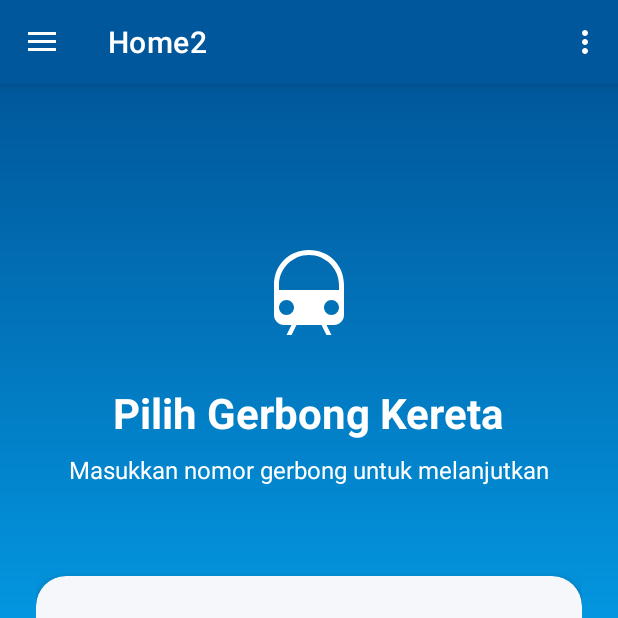
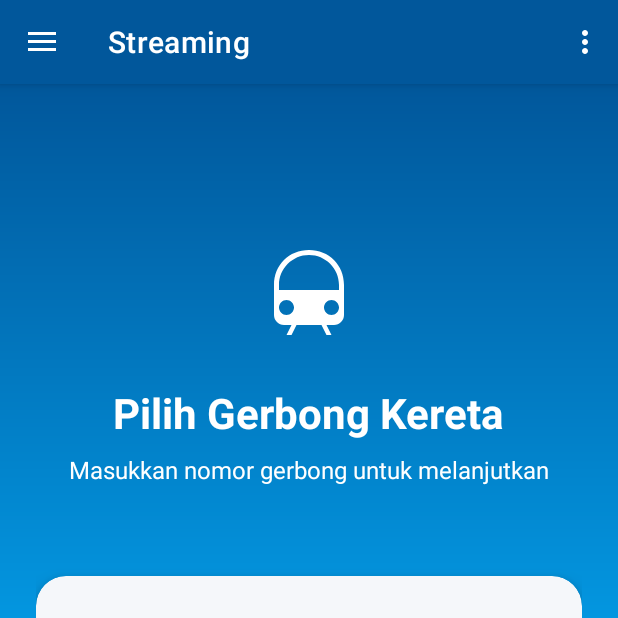
Before and after one commit to anantaputra08/kai-content-frontend-android, an Android app built with Jetpack Compose: the MainActivity screen opened directly, with no data from a screen before it, on a phone screen of 412 x 824 dp, the top half of it. Run offline under Robolectric (Android 15) with nearby library versions, the phone set to English and light mode, and no system bars; our stand-ins replace CircleImageView, navigation-ui; pictures from the network do not load.

Commit message:
Update stream handling and navigation
This commit includes the following changes:

-   Updates the label for `nav_home2` to "Streaming" in `mobile_navigation.xml`.
-   Adds `nav_home` to the `AppBarConfiguration` in `MainActivity.kt`.
-   Adds a new App Insights settings file (`.idea/appInsightsSettings.xml`).
-   In `StreamViewModel.kt`:
    -   Adds comments to clarify the purpose of several functions.
    -   Updates `handleStreamResponse` to only update `_streamStatus` if the new status is different from the current one.
-   In `ShowContentFragment.kt`:
    -   Modifies `initializePlayer` to use `HlsMediaSource` for HLS streams and handle empty stream URLs.
    -   Calls `releasePlayer()` before initializing a new player to prevent resource leaks.
-   Adds `android:usesCleartextTraffic="true"` to `AndroidManifest.xml`.
-   Makes minor formatting adjustment in `Content.kt`.

```diff
--- a/app/src/main/AndroidManifest.xml
+++ b/app/src/main/AndroidManifest.xml
@@ -5,7 +5,9 @@
     <uses-permission android:name="android.permission.INTERNET" />
     <uses-permission android:name="android.permission.ACCESS_NETWORK_STATE" />
 
+
     <application
+
         android:allowBackup="true"
         android:dataExtractionRules="@xml/data_extraction_rules"
         android:fullBackupContent="@xml/backup_rules"
@@ -15,7 +17,8 @@
         android:roundIcon="@mipmap/ic_launcher_round"
         android:supportsRtl="true"
         android:theme="@style/Theme.Kaicontent"
-        tools:targetApi="31">
+        tools:targetApi="31"
+        android:usesCleartextTraffic="true">
         <activity
             android:name=".RegisterActivity"
             android:exported="false"
--- a/app/src/main/java/com/example/kai_content/MainActivity.kt
+++ b/app/src/main/java/com/example/kai_content/MainActivity.kt
@@ -41,7 +41,7 @@ class MainActivity : AppCompatActivity() {
 
         appBarConfiguration = AppBarConfiguration(
             setOf(
-                R.id.nav_home2,R.id.nav_complaint, R.id.nav_slideshow, R.id.nav_profile,
+                R.id.nav_home, R.id.nav_home2,R.id.nav_complaint, R.id.nav_slideshow, R.id.nav_profile,
                 R.id.nav_complaint_operator, R.id.nav_content_operator
             ), drawerLayout
         )
--- a/app/src/main/java/com/example/kai_content/models/content/Content.kt
+++ b/app/src/main/java/com/example/kai_content/models/content/Content.kt
@@ -45,7 +45,7 @@ data class Content(
     val filePath: String,
     @SerializedName("thumbnail_path")
     val thumbnailPath: String?,
-    val type: String?, // karena bisa null
+    val type: String?,
     val status: String,
     @SerializedName("view_count")
     val viewCount: Int,
--- a/app/src/main/res/navigation/mobile_navigation.xml
+++ b/app/src/main/res/navigation/mobile_navigation.xml
@@ -17,7 +17,7 @@
     <fragment
         android:id="@+id/nav_home2"
         android:name="com.example.kai_content.ui.home2.Home2Fragment"
-        android:label="Home2"
+        android:label="Streaming"
         tools:layout="@layout/fragment_home2" >
         <action
             android:id="@+id/action_home2Fragment_to_StreamFragment"
```
Also changed, not shown: app/src/main/java/com/example/kai_content/ui/content/ShowContentFragment.kt (+14 -3 lines), app/src/main/java/com/example/kai_content/ui/stream/StreamViewModel.kt (+14 -3 lines).
